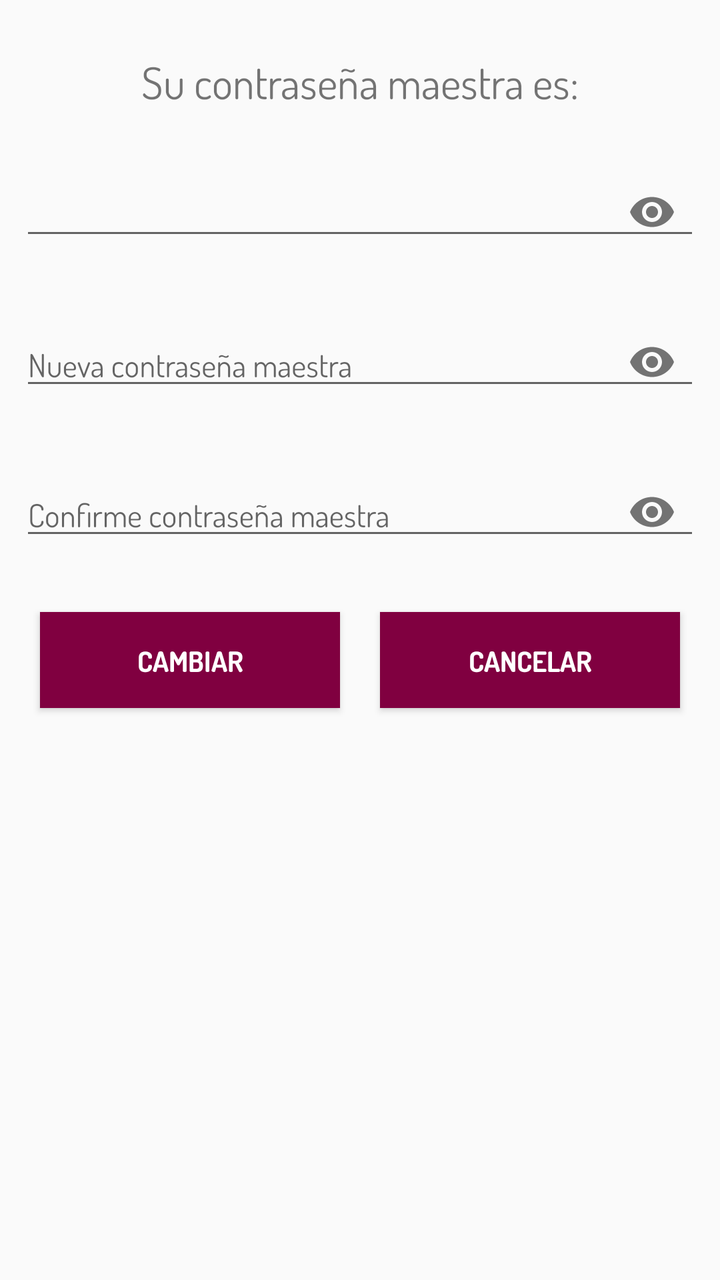
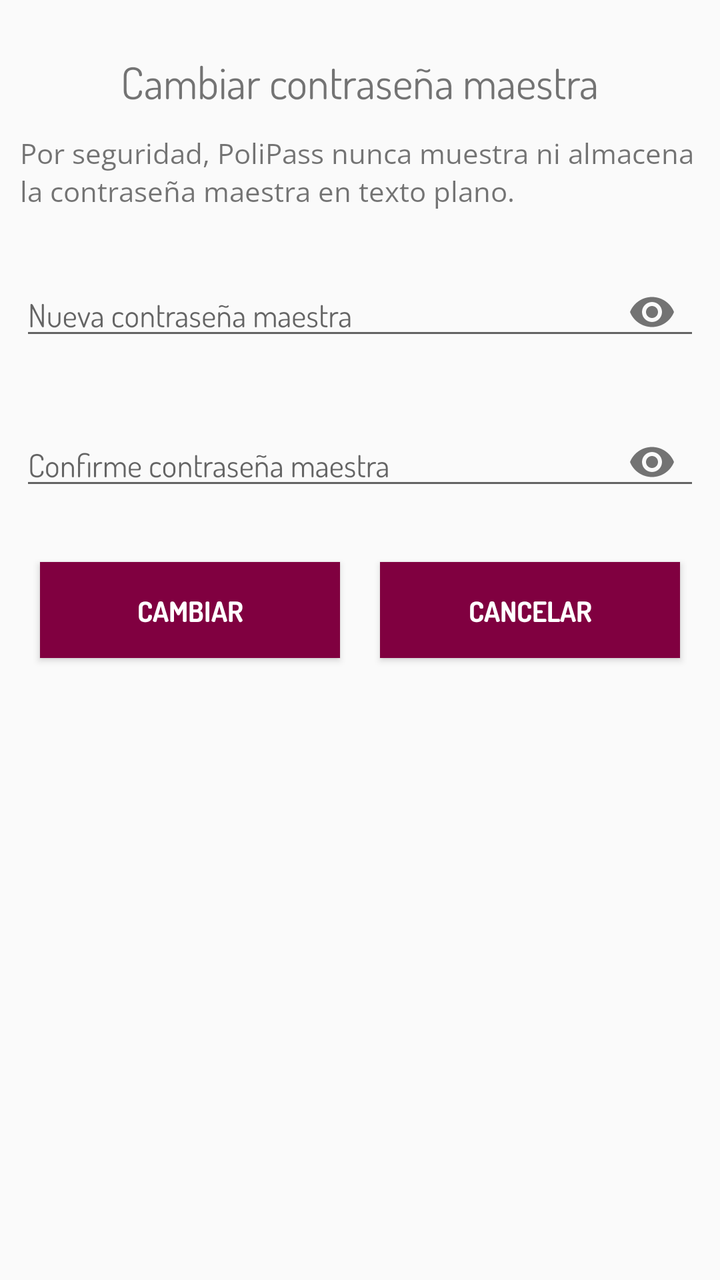

Two renders of the same Android screen: before a commit and after it. Below are the layout's source before the change and the commit's diff.
<!-- AndroidManifest.xml: application theme AppTheme -->
<!-- res/layout/cuadro_dialogo_password_maestra.xml -->
<?xml version="1.0" encoding="utf-8"?>
<androidx.constraintlayout.widget.ConstraintLayout
    xmlns:android="http://schemas.android.com/apk/res/android"
    xmlns:app="http://schemas.android.com/apk/res-auto"
    android:layout_width="match_parent"
    android:layout_height="match_parent"
    android:padding="10dp">

    <TextView
        android:id="@+id/textViewTitulo"
        android:text="@string/TXT_password_maestra"
        android:layout_width="wrap_content"
        android:layout_height="wrap_content"
        android:fontFamily="@font/dosis_regular"
        android:textSize="22sp"
        app:layout_constraintTop_toTopOf="parent"
        app:layout_constraintStart_toStartOf="parent"
        app:layout_constraintEnd_toEndOf="parent"
        android:layout_marginTop="16dp"/>

    <com.google.android.material.textfield.TextInputLayout
        android:id="@+id/textInputLayoutPasswordActual"
        android:layout_width="0dp"
        android:layout_height="wrap_content"
        app:passwordToggleEnabled="true"
        app:layout_constraintTop_toBottomOf="@+id/textViewTitulo"
        app:layout_constraintStart_toStartOf="parent"
        app:layout_constraintEnd_toEndOf="parent"
        android:layout_marginTop="16dp">

        <EditText
            android:id="@+id/Password_maestra"
            android:layout_width="match_parent"
            android:layout_height="wrap_content"
            android:fontFamily="@font/dosis_regular"
            android:gravity="center"
            android:inputType="textPassword"
            android:text="@string/Password_maestra"
            android:textSize="16sp" />

    </com.google.android.material.textfield.TextInputLayout>

    <com.google.android.material.textfield.TextInputLayout
        android:id="@+id/textInputLayoutNuevoPassword"
        android:layout_width="0dp"
        android:layout_height="wrap_content"
        app:passwordToggleEnabled="true"
        app:layout_constraintTop_toBottomOf="@+id/textInputLayoutPasswordActual"
        app:layout_constraintStart_toStartOf="parent"
        app:layout_constraintEnd_toEndOf="parent"
        android:layout_marginTop="16dp">

        <EditText
            android:id="@+id/Et_nuevo_password_maestra"
            android:hint="@string/Et_nuevo_password_maestra"
            android:fontFamily="@font/dosis_regular"
            android:inputType="textPassword"
            android:layout_width="match_parent"
            android:textSize="16sp"
            android:layout_height="wrap_content"/>

    </com.google.android.material.textfield.TextInputLayout>

    <com.google.android.material.textfield.TextInputLayout
        android:id="@+id/textInputLayoutConfirmarNuevoPassword"
        android:layout_width="0dp"
        android:layout_height="wrap_content"
        app:passwordToggleEnabled="true"
        app:layout_constraintTop_toBottomOf="@+id/textInputLayoutNuevoPassword"
        app:layout_constraintStart_toStartOf="parent"
        app:layout_constraintEnd_toEndOf="parent"
        android:layout_marginTop="16dp">

        <EditText
            android:id="@+id/Et_C_nuevo_password_maestra"
            android:hint="@string/Et_C_nuevo_password_maestra"
            android:fontFamily="@font/dosis_regular"
            android:inputType="textPassword"
            android:layout_width="match_parent"
            android:textSize="16sp"
            android:layout_height="wrap_content"/>

    </com.google.android.material.textfield.TextInputLayout>

    <androidx.appcompat.widget.LinearLayoutCompat
        android:layout_width="0dp"
        android:layout_height="wrap_content"
        android:orientation="horizontal"
        android:gravity="center"
        app:layout_constraintTop_toBottomOf="@+id/textInputLayoutConfirmarNuevoPassword"
        app:layout_constraintStart_toStartOf="parent"
        app:layout_constraintEnd_toEndOf="parent"
        android:layout_marginTop="16dp">

        <Button
            android:id="@+id/Btn_cambiar_password_maestra"
            android:text="@string/Btn_cambiar_password_maestra"
            android:textColor="#fff"
            android:background="@color/colorPrimary"
            android:fontFamily="@font/dosis_bold"
            android:layout_width="0dp"
            android:layout_weight="1"
            android:layout_margin="10dp"
            android:layout_height="wrap_content"/>

        <Button
            android:id="@+id/Btn_cancelar_password_maestra"
            android:text="@string/Btn_cancelar_password_maestra"
            android:textColor="#fff"
            android:background="@color/colorPrimary"
            android:fontFamily="@font/dosis_bold"
            android:layout_width="0dp"
            android:layout_weight="1"
            android:layout_margin="10dp"
            android:layout_height="wrap_content"/>

    </androidx.appcompat.widget.LinearLayoutCompat>

</androidx.constraintlayout.widget.ConstraintLayout>
<!-- resources referenced by this layout -->
<resources>
  <color name="colorPrimary">#800040</color>
  <string name="Btn_cambiar_password_maestra">Cambiar</string>
  <string name="Btn_cancelar_password_maestra">Cancelar</string>
  <string name="Et_C_nuevo_password_maestra">Confirme contraseña maestra</string>
  <string name="Et_nuevo_password_maestra">Nueva contraseña maestra</string>
  <string name="Password_maestra"> -- </string>
  <string name="TXT_password_maestra">Su contraseña maestra es:</string>
  <style name="AppTheme" parent="Theme.AppCompat.Light.DarkActionBar">
          
          <item name="colorPrimary">@color/colorPrimary</item>
          <item name="colorPrimaryDark">@color/colorPrimaryDark</item>
          <item name="colorAccent">@color/colorAccent</item>
      </style>
  <color name="colorPrimaryDark">#800040</color>
  <color name="colorAccent">#800040</color>
</resources>

<!-- the commit's change to res/layout/cuadro_dialogo_password_maestra.xml (unified diff, before → after) -->
@@ -3,12 +3,12 @@
     xmlns:android="http://schemas.android.com/apk/res/android"
     xmlns:app="http://schemas.android.com/apk/res-auto"
     android:layout_width="match_parent"
-    android:layout_height="match_parent"
+    android:layout_height="wrap_content"
     android:padding="10dp">
 
     <TextView
         android:id="@+id/textViewTitulo"
-        android:text="@string/TXT_password_maestra"
+        android:text="Cambiar contraseña maestra"
         android:layout_width="wrap_content"
         android:layout_height="wrap_content"
         android:fontFamily="@font/dosis_regular"
@@ -18,41 +18,31 @@
         app:layout_constraintEnd_toEndOf="parent"
         android:layout_marginTop="16dp"/>
 
-    <com.google.android.material.textfield.TextInputLayout
-        android:id="@+id/textInputLayoutPasswordActual"
+    <TextView
+        android:id="@+id/textViewPasswordNota"
+        android:text="Por seguridad, PoliPass nunca muestra ni almacena la contraseña maestra en texto plano."
         android:layout_width="0dp"
         android:layout_height="wrap_content"
-        app:passwordToggleEnabled="true"
-        app:layout_constraintTop_toBottomOf="@+id/textViewTitulo"
+        android:fontFamily="@font/opensans_regular"
+        android:textSize="14sp"
+        app:layout_constraintTop_toBottomOf="@id/textViewTitulo"
         app:layout_constraintStart_toStartOf="parent"
         app:layout_constraintEnd_toEndOf="parent"
-        android:layout_marginTop="16dp">
-
-        <EditText
-            android:id="@+id/Password_maestra"
-            android:layout_width="match_parent"
-            android:layout_height="wrap_content"
-            android:fontFamily="@font/dosis_regular"
-            android:gravity="center"
-            android:inputType="textPassword"
-            android:text="@string/Password_maestra"
-            android:textSize="16sp" />
-
-    </com.google.android.material.textfield.TextInputLayout>
+        android:layout_marginTop="12dp"/>
 
     <com.google.android.material.textfield.TextInputLayout
         android:id="@+id/textInputLayoutNuevoPassword"
         android:layout_width="0dp"
         android:layout_height="wrap_content"
         app:passwordToggleEnabled="true"
-        app:layout_constraintTop_toBottomOf="@+id/textInputLayoutPasswordActual"
+        app:layout_constraintTop_toBottomOf="@+id/textViewPasswordNota"
         app:layout_constraintStart_toStartOf="parent"
         app:layout_constraintEnd_toEndOf="parent"
         android:layout_marginTop="16dp">
 
         <EditText
             android:id="@+id/Et_nuevo_password_maestra"
-            android:hint="@string/Et_nuevo_password_maestra"
+            android:hint="Nueva contraseña maestra"
             android:fontFamily="@font/dosis_regular"
             android:inputType="textPassword"
             android:layout_width="match_parent"
@@ -73,7 +63,7 @@
 
         <EditText
             android:id="@+id/Et_C_nuevo_password_maestra"
-            android:hint="@string/Et_C_nuevo_password_maestra"
+            android:hint="Confirme contraseña maestra"
             android:fontFamily="@font/dosis_regular"
             android:inputType="textPassword"
             android:layout_width="match_parent"
@@ -94,7 +84,7 @@
 
         <Button
             android:id="@+id/Btn_cambiar_password_maestra"
-            android:text="@string/Btn_cambiar_password_maestra"
+            android:text="Cambiar"
             android:textColor="#fff"
             android:background="@color/colorPrimary"
             android:fontFamily="@font/dosis_bold"
@@ -105,7 +95,7 @@
 
         <Button
             android:id="@+id/Btn_cancelar_password_maestra"
-            android:text="@string/Btn_cancelar_password_maestra"
+            android:text="Cancelar"
             android:textColor="#fff"
             android:background="@color/colorPrimary"
             android:fontFamily="@font/dosis_bold"
<!-- resource entries referenced after the edit -->
@@ -1,12 +1,6 @@
 <!-- resources referenced by this layout -->
 <resources>
   <color name="colorPrimary">#800040</color>
-  <string name="Btn_cambiar_password_maestra">Cambiar</string>
-  <string name="Btn_cancelar_password_maestra">Cancelar</string>
-  <string name="Et_C_nuevo_password_maestra">Confirme contraseña maestra</string>
-  <string name="Et_nuevo_password_maestra">Nueva contraseña maestra</string>
-  <string name="Password_maestra"> -- </string>
-  <string name="TXT_password_maestra">Su contraseña maestra es:</string>
   <style name="AppTheme" parent="Theme.AppCompat.Light.DarkActionBar">
           
           <item name="colorPrimary">@color/colorPrimary</item>
